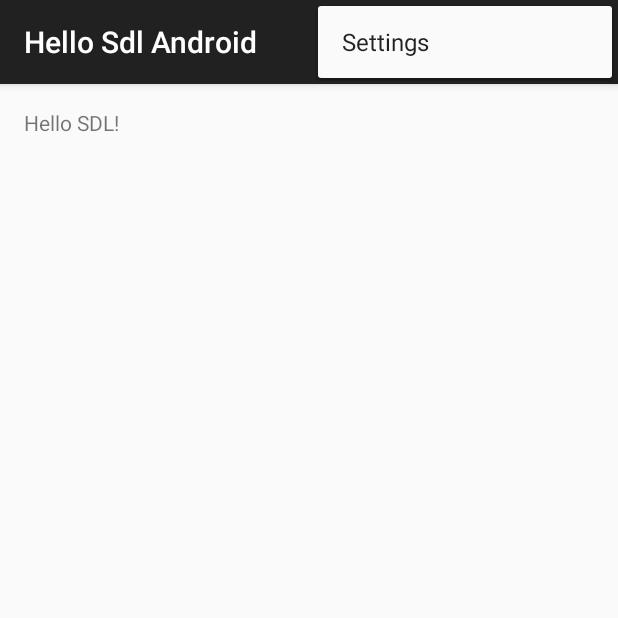
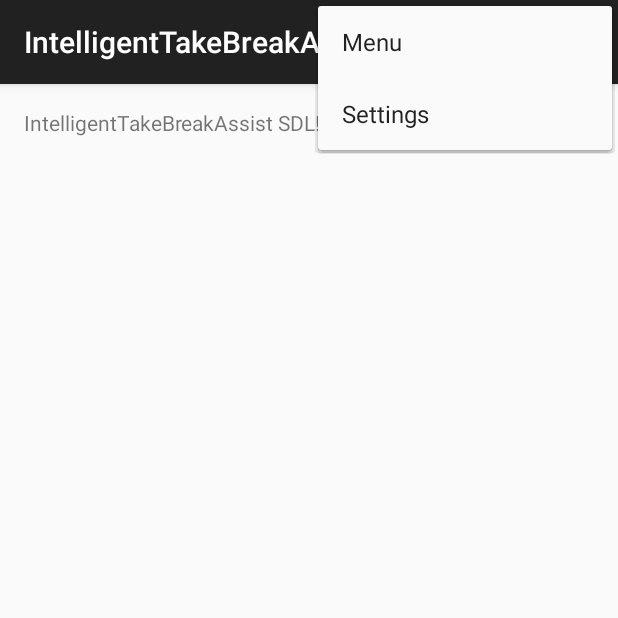
Before and after one commit to boopathiraja/fordhackathon2016, an Android app: the screen it shows after launch (MainActivity), with the options menu open, on a phone screen of 412 x 824 dp, the top half of it. Run offline under Robolectric (Android 15) with nearby library versions, the phone set to English and light mode, and no system bars.

Commit message:
changed the name

```diff
--- a/IntelligentTakeABreakAssist/app/src/main/res/menu/main.xml
+++ b/IntelligentTakeABreakAssist/app/src/main/res/menu/main.xml
@@ -2,6 +2,13 @@
     xmlns:app="http://schemas.android.com/apk/res-auto"
     xmlns:tools="http://schemas.android.com/tools"
     tools:context="com.sdl.hellosdlandroid.MainActivity" >
+
+
+    <item
+        android:id="@+id/action_menu"
+        android:orderInCategory="100"
+        android:title="@string/action_menu"
+        app:showAsAction="never"/>
 
     <item
         android:id="@+id/action_settings"
--- a/IntelligentTakeABreakAssist/app/src/main/res/values/strings.xml
+++ b/IntelligentTakeABreakAssist/app/src/main/res/values/strings.xml
@@ -1,8 +1,9 @@
 <?xml version="1.0" encoding="utf-8"?>
 <resources>
 
-    <string name="app_name">Hello Sdl Android</string>
-    <string name="hello_world">Hello SDL!</string>
+    <string name="app_name">IntelligentTakeBreakAssist</string>
+    <string name="hello_world">IntelligentTakeBreakAssist SDL!</string>
     <string name="action_settings">Settings</string>
+    <string name="action_menu">Menu</string>
 
 </resources>
```
Also changed, not shown: IntelligentTakeABreakAssist/app/src/main/java/com/sdl/hellosdlandroid/SdlService.java (+4 -4 lines), 2 other files.
